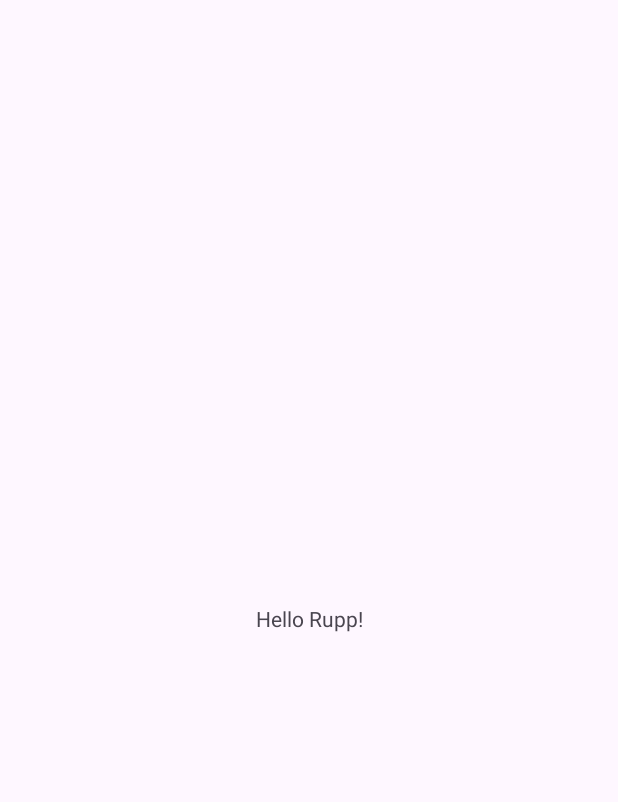
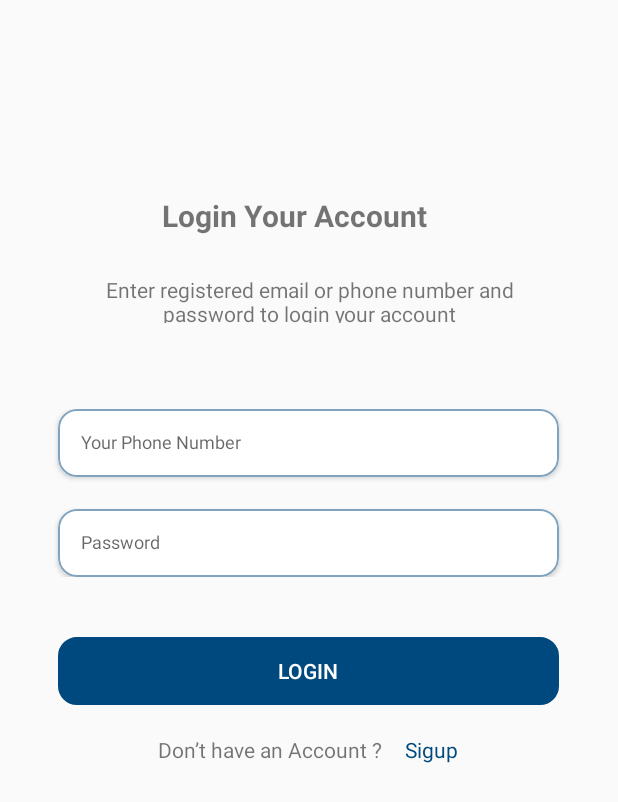
Before and after one commit to 11RothMony/Project-MAD, an Android app: the screen it shows after launch (MainActivity), on a phone screen of 412 x 824 dp. Before the commit the part shown is almost empty. Shown: the top 802 px of the screen. Run offline under Robolectric (Android 15) with nearby library versions, the phone set to English and light mode, and no system bars.

Commit message:
create fragement Login

```diff
--- /dev/null
+++ b/app/src/main/java/Fragment/FragmentLogin.kt
@@ -0,0 +1,19 @@
+package Fragment
+
+import android.os.Bundle
+import android.view.LayoutInflater
+import android.view.View
+import android.view.ViewGroup
+import androidx.fragment.app.Fragment
+import kh.edu.rupp.ite.projectmad.R
+
+class FragmentLogin : Fragment() {
+    override fun onCreateView(
+        inflater: LayoutInflater,
+        container: ViewGroup?,
+        savedInstanceState: Bundle?
+    ): View? {
+        return inflater.inflate(R.layout.fragment_login, container, false)
+    }
+
+}
--- a/app/src/main/java/kh/edu/rupp/ite/projectmad/MainActivity.kt
+++ b/app/src/main/java/kh/edu/rupp/ite/projectmad/MainActivity.kt
@@ -1,5 +1,6 @@
 package kh.edu.rupp.ite.projectmad
 
+import Fragment.FragmentLogin
 import androidx.appcompat.app.AppCompatActivity
 import android.os.Bundle
 
@@ -7,5 +8,10 @@ class MainActivity : AppCompatActivity() {
     override fun onCreate(savedInstanceState: Bundle?) {
         super.onCreate(savedInstanceState)
         setContentView(R.layout.activity_main)
+
+        val fragment = FragmentLogin()
+        supportFragmentManager.beginTransaction()
+            .replace(R.id.fragmentLogin, fragment)
+            .commit()
     }
 }
--- /dev/null
+++ b/app/src/main/res/drawable/bg_input.xml
@@ -0,0 +1,6 @@
+<?xml version="1.0" encoding="utf-8"?>
+<shape xmlns:android="http://schemas.android.com/apk/res/android">
+    <stroke android:color="#80A4BF" android:width="1dp"/>
+    <corners android:radius="12dp"/>
+
+</shape>
--- a/app/src/main/res/layout/activity_main.xml
+++ b/app/src/main/res/layout/activity_main.xml
@@ -6,13 +6,10 @@
     android:layout_height="match_parent"
     tools:context=".MainActivity">
 
-    <TextView
-        android:layout_width="wrap_content"
-        android:layout_height="wrap_content"
-        android:text="Hello Rupp!"
-        app:layout_constraintBottom_toBottomOf="parent"
-        app:layout_constraintEnd_toEndOf="parent"
-        app:layout_constraintStart_toStartOf="parent"
-        app:layout_constraintTop_toTopOf="parent" />
+
+    <FrameLayout
+        android:id="@+id/fragmentLogin"
+        android:layout_width="match_parent"
+        android:layout_height="match_parent"/>
 
 </androidx.constraintlayout.widget.ConstraintLayout>
--- /dev/null
+++ b/app/src/main/res/layout/fragment_login.xml
@@ -0,0 +1,112 @@
+<?xml version="1.0" encoding="utf-8"?>
+<LinearLayout xmlns:android="http://schemas.android.com/apk/res/android"
+    xmlns:app="http://schemas.android.com/apk/res-auto"
+    android:layout_width="match_parent"
+    android:layout_height="match_parent"
+    android:orientation="vertical">
+
+    <LinearLayout
+        android:layout_width="284dp"
+        android:layout_height="85dp"
+        android:layout_gravity="center"
+        android:layout_marginTop="130dp"
+        android:orientation="vertical">
+
+        <TextView
+            android:layout_width="196dp"
+            android:layout_height="30sp"
+            android:layout_gravity="center"
+            android:layout_marginBottom="20dp"
+            android:text="@string/login_your_account"
+            android:textSize="20sp"
+            android:textStyle="bold"/>
+
+        <TextView
+            android:layout_width="284dp"
+            android:layout_height="42dp"
+            android:gravity="center"
+            android:textSize="14sp"
+            android:text="@string/enter_registered_email_or_phone_number_and_password_to_login_your_account" />
+    </LinearLayout>
+
+    <LinearLayout
+        android:layout_width="match_parent"
+        android:layout_height="wrap_content"
+        android:layout_marginTop="57dp"
+        android:orientation="vertical">
+
+        <androidx.cardview.widget.CardView
+            android:layout_width="334dp"
+            android:layout_height="45dp"
+            android:layout_gravity="center"
+            app:cardCornerRadius="12dp">
+
+            <EditText
+                android:id="@+id/phonNumber"
+                android:layout_width="match_parent"
+                android:layout_height="match_parent"
+                android:background="@drawable/bg_input"
+                android:padding="15dp"
+                android:hint="@string/your_phone_number"
+                android:textColor="@color/grey"
+                android:textSize="12sp" />
+        </androidx.cardview.widget.CardView>
+
+        <androidx.cardview.widget.CardView
+            android:layout_width="334dp"
+            android:layout_height="45dp"
+            android:layout_gravity="center"
+            android:layout_marginTop="21dp"
+            app:cardCornerRadius="12dp">
+
+            <EditText
+                android:id="@+id/password"
+                android:layout_width="match_parent"
+                android:layout_height="match_parent"
+                android:background="@drawable/bg_input"
+                android:padding="15dp"
+                android:hint="@string/password"
+                android:textColor="@color/grey"
+                android:textSize="12sp" />
+        </androidx.cardview.widget.CardView>
+    </LinearLayout>
+
+    <LinearLayout
+        android:layout_width="wrap_content"
+        android:layout_height="wrap_content"
+        android:layout_gravity="center"
+        android:orientation="vertical">
+
+        <Button
+            android:layout_width="334dp"
+            android:layout_height="45dp"
+            android:layout_marginTop="40dp"
+            android:background="@drawable/bg_input"
+            android:backgroundTint="@color/blue"
+            android:textColor="@color/white"
+            android:text="@string/login" />
+
+        <LinearLayout
+            android:layout_width="wrap_content"
+            android:layout_height="wrap_content"
+            android:orientation="horizontal"
+            android:layout_gravity="center"
+            android:layout_marginTop="20dp">
+
+            <TextView
+                android:layout_width="wrap_content"
+                android:layout_height="wrap_content"
+                android:text="@string/don_t_have_an_account"/>
+
+            <TextView
+                android:layout_width="wrap_content"
+                android:layout_height="wrap_content"
+                android:text="@string/sigup"
+                android:textColor="@color/blue"
+                android:layout_marginStart="15dp"/>
+
+        </LinearLayout>
+
+    </LinearLayout>
+
+</LinearLayout>
--- a/app/src/main/res/values/colors.xml
+++ b/app/src/main/res/values/colors.xml
@@ -2,4 +2,6 @@
 <resources>
     <color name="black">#FF000000</color>
     <color name="white">#FFFFFFFF</color>
+    <color name="grey">#919599</color>
+    <color name="blue">#00497E</color>
 </resources>
--- a/app/src/main/res/values/strings.xml
+++ b/app/src/main/res/values/strings.xml
@@ -1,3 +1,10 @@
 <resources>
     <string name="app_name">Project MAD</string>
+    <string name="login_your_account">Login Your Account</string>
+    <string name="enter_registered_email_or_phone_number_and_password_to_login_your_account">Enter registered email or phone number and password to login your account</string>
+    <string name="your_phone_number">Your Phone Number</string>
+    <string name="password">Password</string>
+    <string name="login">Login</string>
+    <string name="sigup">Sigup</string>
+    <string name="don_t_have_an_account">Don’t have an Account ?</string>
 </resources>
--- a/app/src/main/res/values/themes.xml
+++ b/app/src/main/res/values/themes.xml
@@ -1,6 +1,6 @@
 <resources xmlns:tools="http://schemas.android.com/tools">
     <!-- Base application theme. -->
-    <style name="Base.Theme.ProjectMAD" parent="Theme.Material3.DayNight.NoActionBar">
+    <style name="Base.Theme.ProjectMAD" parent="Theme.AppCompat.Light.NoActionBar">
         <!-- Customize your light theme here. -->
         <!-- <item name="colorPrimary">@color/my_light_primary</item> -->
     </style>
```
